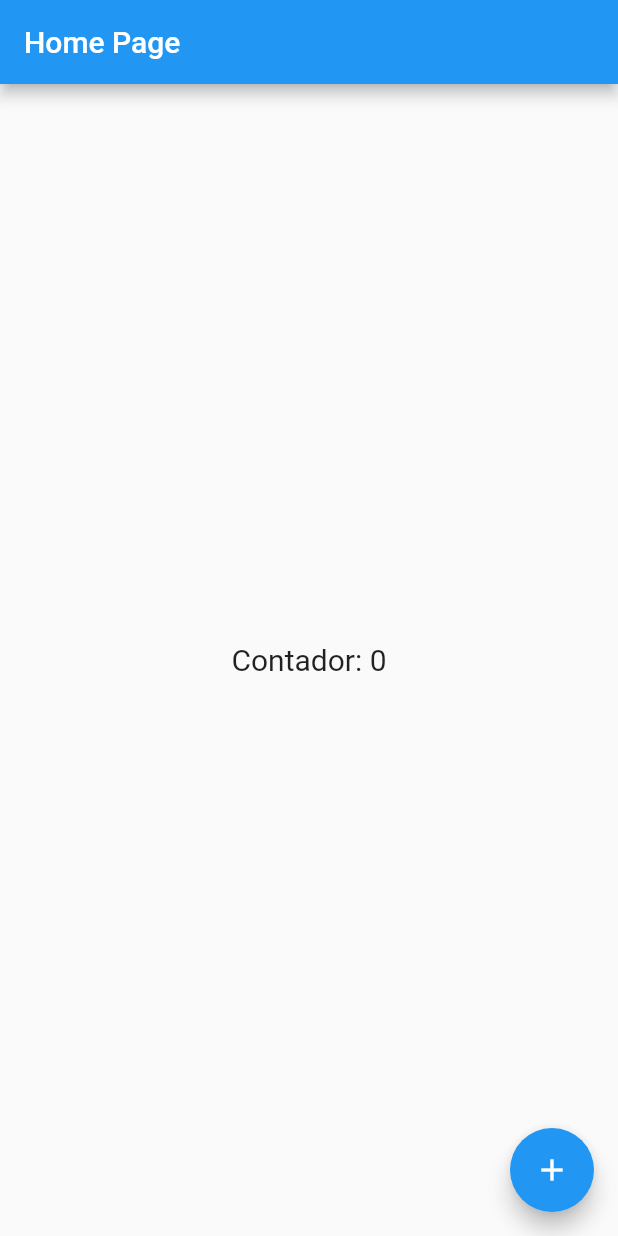
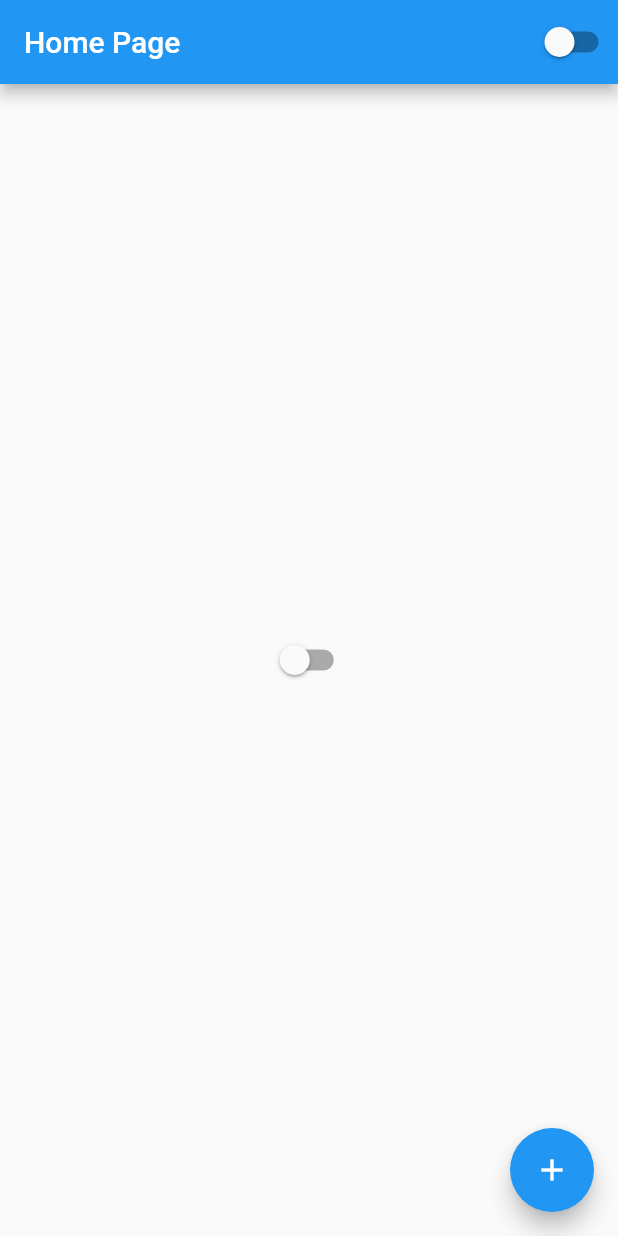
Before and after one commit to rendell-arruda/curso_flutterando, a Flutter app: the screen it shows after launch, on a phone screen of 412 x 824 dp. Run offline on Flutter 3.47's test engine with Material 2 defaults, Android fonts, the phone set to English and light mode, and no system bars.

Commit message:
add switch

```diff
--- /dev/null
+++ b/lib/app_controller.dart
@@ -0,0 +1,11 @@
+import 'package:flutter/cupertino.dart';
+
+class AppControler extends ChangeNotifier {
+  static AppControler instance = AppControler();
+  bool isDartTheme = false;
+
+  changeTheme() {
+    isDartTheme = !isDartTheme;
+    notifyListeners();
+  }
+}
--- a/lib/app_widget.dart
+++ b/lib/app_widget.dart
@@ -1,16 +1,25 @@
 import 'package:flutter/material.dart';
+import 'package:projeto_flutterando/app_controller.dart';
 
 import 'home_page.dart';
+
 class AppWidget extends StatelessWidget {
-
-
-  const AppWidget({ Key? key}) : super(key: key);
+  const AppWidget({Key? key}) : super(key: key);
 
   @override
   Widget build(BuildContext context) {
-    return MaterialApp(
-      theme: ThemeData(primarySwatch: Colors.blue),
-      home: HomePage(),
+    return AnimatedBuilder(
+      animation: AppControler.instance,
+      builder: (context, child) {
+        return MaterialApp(
+          theme: ThemeData(
+          primarySwatch: Colors.blue,
+          brightness : AppControler.instance.isDartTheme
+              ? Brightness.dark
+              : Brightness.light,),
+          home: HomePage(),
+        );
+      },
     );
   }
 }
--- a/lib/home_page.dart
+++ b/lib/home_page.dart
@@ -1,4 +1,5 @@
 import 'package:flutter/material.dart';
+import 'package:projeto_flutterando/app_controller.dart';
 
 class HomePage extends StatefulWidget {
   const HomePage({Key? key}) : super(key: key);
@@ -15,19 +16,9 @@ class _HomePageState extends State<HomePage> {
     return Scaffold(
         appBar: AppBar(
           title: Text('Home Page'),
+          actions: [CustomSwitch()],
         ),
-        body: Center(
-            child: GestureDetector(
-          child: Text(
-            'Contador: $counter',
-            style: TextStyle(fontSize: 20),
-          ),
-          onTap: () {
-            setState(() {
-              counter++;
-            });
-          },
-        )),
+        body: Center(child: CustomSwitch()),
         floatingActionButton: FloatingActionButton(
           child: Icon(Icons.add),
           onPressed: () {
@@ -38,3 +29,16 @@ class _HomePageState extends State<HomePage> {
         ));
   }
 }
+
+class CustomSwitch extends StatelessWidget {
+  const CustomSwitch({Key? key}) : super(key: key);
+
+  @override
+  Widget build(BuildContext context) {
+    return Switch(
+        value: AppControler.instance.isDartTheme,
+        onChanged: (value) {
+          AppControler.instance.changeTheme();
+        });
+  }
+}
```
